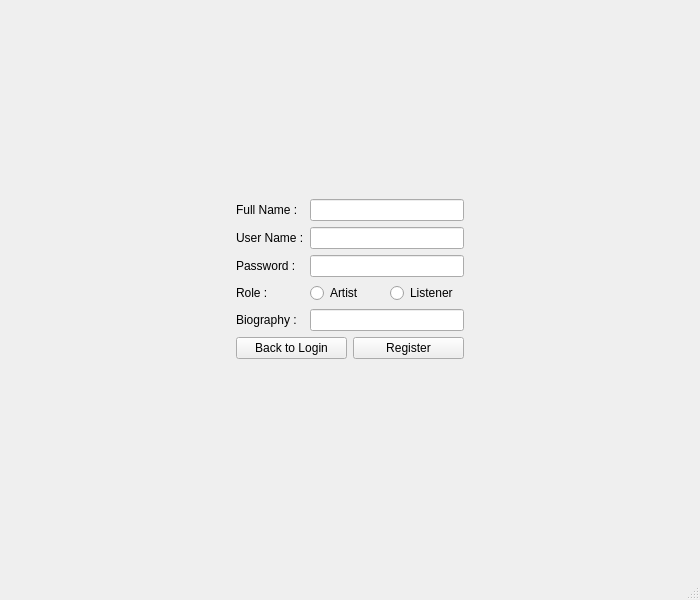
aminfooladi/QSpotify, file registerwindow.ui: the form before one commit.
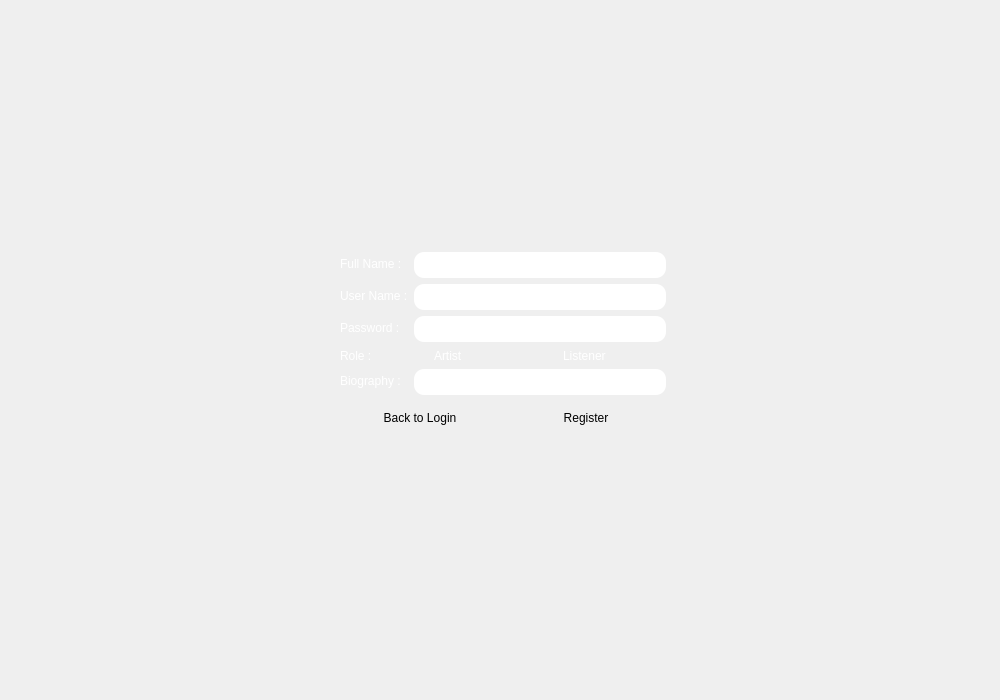
The form after the commit. Icons and pictures are not drawn.

Commit message: complete regester page UI and background

```diff
--- a/registerwindow.ui
+++ b/registerwindow.ui
@@ -6,13 +6,18 @@
    <rect>
     <x>0</x>
     <y>0</y>
-    <width>700</width>
-    <height>600</height>
+    <width>1000</width>
+    <height>700</height>
    </rect>
   </property>
   <property name="windowTitle">
    <string>Register Window</string>
   </property>
+  <property name="styleSheet">
+   <string notr="true">background-image: url(:/images/background/images/background.png);
+background-position: center;
+</string>
+  </property>
   <widget class="QWidget" name="centralwidget">
    <layout class="QGridLayout" name="gridLayout">
     <item row="1" column="0">
@@ -58,36 +63,69 @@
      <layout class="QFormLayout" name="formLayout">
       <item row="0" column="0">
        <widget class="QLabel" name="fullNameLabel">
+        <property name="styleSheet">
+         <string notr="true">color: rgb(255, 255, 255);</string>
+        </property>
         <property name="text">
          <string>Full Name :</string>
         </property>
        </widget>
       </item>
       <item row="0" column="1">
-       <widget class="QLineEdit" name="fullNameLineEdit"/>
+       <widget class="QLineEdit" name="fullNameLineEdit">
+        <property name="styleSheet">
+         <string notr="true">background-image: url(:/images/background/images/witeBackground.png); 
+border-radius: 10px;
+padding: 5px;
+</string>
+        </property>
+       </widget>
       </item>
       <item row="1" column="0">
        <widget class="QLabel" name="userNameLabel">
+        <property name="styleSheet">
+         <string notr="true">color: rgb(255, 255, 255);</string>
+        </property>
         <property name="text">
          <string>User Name :</string>
         </property>
        </widget>
       </item>
       <item row="1" column="1">
-       <widget class="QLineEdit" name="userNameLineEdit"/>
+       <widget class="QLineEdit" name="userNameLineEdit">
+        <property name="styleSheet">
+         <string notr="true">background-image: url(:/images/background/images/witeBackground.png); 
+border-radius: 10px;
+padding: 5px;
+</string>
+        </property>
+       </widget>
       </item>
       <item row="2" column="0">
        <widget class="QLabel" name="passwordLabel">
+        <property name="styleSheet">
+         <string notr="true">color: rgb(255, 255, 255);</string>
+        </property>
         <property name="text">
          <string>Password :</string>
         </property>
        </widget>
       </item>
       <item row="2" column="1">
-       <widget class="QLineEdit" name="passwordLineEdit"/>
+       <widget class="QLineEdit" name="passwordLineEdit">
+        <property name="styleSheet">
+         <string notr="true">background-image: url(:/images/background/images/witeBackground.png); 
+border-radius: 10px;
+padding: 5px;
+</string>
+        </property>
+       </widget>
       </item>
       <item row="3" column="0">
        <widget class="QLabel" name="roleLabel">
+        <property name="styleSheet">
+         <string notr="true">color: rgb(255, 255, 255);</string>
+        </property>
         <property name="text">
          <string>Role :</string>
         </property>
@@ -97,6 +135,14 @@
        <layout class="QHBoxLayout" name="horizontalLayout">
         <item>
          <widget class="QRadioButton" name="artistButton">
+          <property name="styleSheet">
+           <string notr="true">color: rgb(255, 255, 255);
+background: transparent;
+border-radius: 10px;
+
+
+</string>
+          </property>
           <property name="text">
            <string>Artist</string>
           </property>
@@ -104,6 +150,14 @@
         </item>
         <item>
          <widget class="QRadioButton" name="listenerButton">
+          <property name="styleSheet">
+           <string notr="true">color: rgb(255, 255, 255);
+background: transparent;
+border-radius: 10px;
+
+
+</string>
+          </property>
           <property name="text">
            <string>Listener</string>
           </property>
@@ -113,16 +167,34 @@
       </item>
       <item row="4" column="0">
        <widget class="QLabel" name="biographyLabel">
+        <property name="styleSheet">
+         <string notr="true">color: rgb(255, 255, 255);</string>
+        </property>
         <property name="text">
          <string>Biography :</string>
         </property>
        </widget>
       </item>
       <item row="4" column="1">
-       <widget class="QLineEdit" name="biographyLineEdit"/>
+       <widget class="QLineEdit" name="biographyLineEdit">
+        <property name="styleSheet">
+         <string notr="true">background-image: url(:/images/background/images/witeBackground.png); 
+border-radius: 10px;
+padding: 5px;
+</string>
+        </property>
+       </widget>
       </item>
       <item row="6" column="0" colspan="2">
        <widget class="QLabel" name="errorLabel">
+        <property name="styleSheet">
+         <string notr="true">color: rgb(216, 0, 0);
+background: transparent;
+border-radius: 10px;
+
+
+</string>
+        </property>
         <property name="text">
          <string/>
         </property>
@@ -132,6 +204,12 @@
        <layout class="QHBoxLayout" name="horizontalLayout_5">
         <item>
          <widget class="QPushButton" name="backToLoginButton">
+          <property name="styleSheet">
+           <string notr="true">background-image: url(:/images/background/images/witeBackground.png); 
+border-radius: 15px;
+padding: 10px;
+</string>
+          </property>
           <property name="text">
            <string>Back to Login</string>
           </property>
@@ -139,6 +217,12 @@
         </item>
         <item>
          <widget class="QPushButton" name="registerButton">
+          <property name="styleSheet">
+           <string notr="true">background-image: url(:/images/background/images/witeBackground.png); 
+border-radius: 15px;
+padding: 10px;
+</string>
+          </property>
           <property name="text">
            <string>Register</string>
           </property>
@@ -161,9 +245,56 @@
       </property>
      </spacer>
     </item>
+    <item row="0" column="0">
+     <layout class="QGridLayout" name="gridLayout_2">
+      <item row="1" column="0">
+       <spacer name="verticalSpacer_3">
+        <property name="orientation">
+         <enum>Qt::Orientation::Vertical</enum>
+        </property>
+        <property name="sizeType">
+         <enum>QSizePolicy::Policy::Fixed</enum>
+        </property>
+        <property name="sizeHint" stdset="0">
+         <size>
+          <width>20</width>
+          <height>100</height>
+         </size>
+        </property>
+       </spacer>
+      </item>
+      <item row="0" column="0">
+       <widget class="QLabel" name="label">
+        <property name="styleSheet">
+         <string notr="true">image: url(:/images/logo/images/Logo.png);
+background: transparent;
+border: none;</string>
+        </property>
+        <property name="text">
+         <string/>
+        </property>
+       </widget>
+      </item>
+      <item row="0" column="1">
+       <spacer name="horizontalSpacer_3">
+        <property name="orientation">
+         <enum>Qt::Orientation::Horizontal</enum>
+        </property>
+        <property name="sizeType">
+         <enum>QSizePolicy::Policy::Fixed</enum>
+        </property>
+        <property name="sizeHint" stdset="0">
+         <size>
+          <width>110</width>
+          <height>20</height>
+         </size>
+        </property>
+       </spacer>
+      </item>
+     </layout>
+    </item>
    </layout>
   </widget>
-  <widget class="QStatusBar" name="statusbar"/>
  </widget>
  <resources/>
  <connections/>
```
The commit also changes 2 other files.
